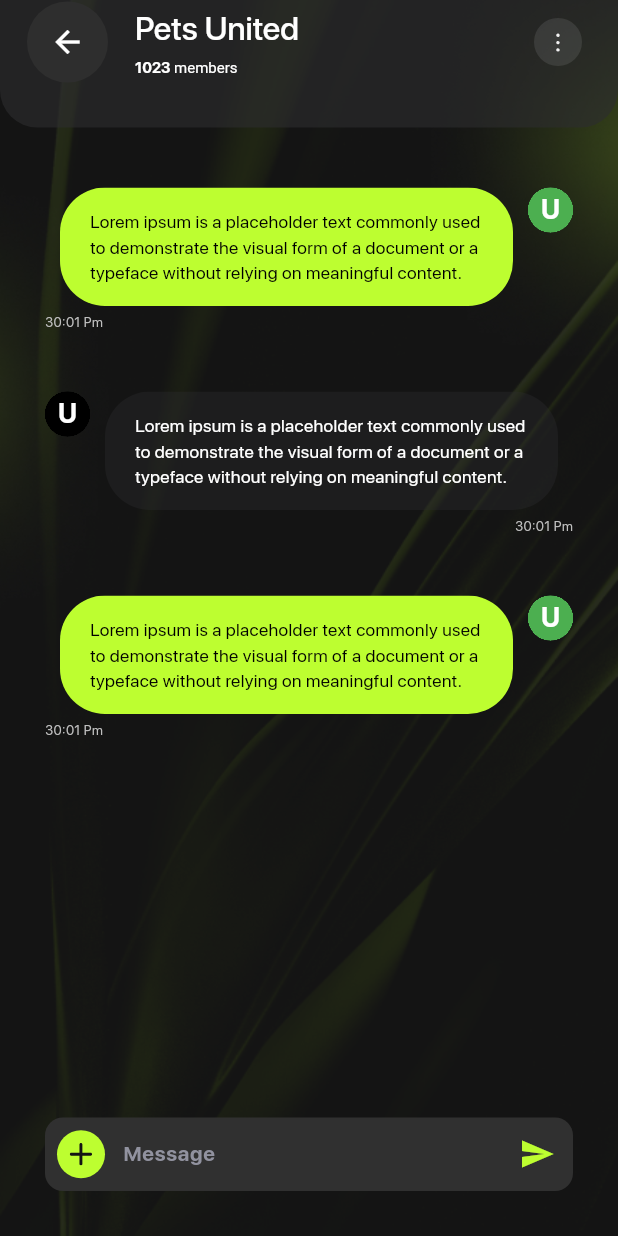
After one commit to Techdotpvtltd/balanced-workout, a Flutter app: the GroupChatScreen screen opened directly, on a phone screen of 412 x 824 dp. The commit adds this screen. Run offline on Flutter 3.47's test engine with Material 3 defaults, Android fonts, the phone set to English and light mode, and no system bars; drawn by our look-alikes of cached_network_image; our stand-ins replace flutter_svg, google_fonts, pie_chart, scrollable_positioned_list, timelines_plus; missing offline and left inert: dotted_box, flutter_floating_bottom_bar, wheel_picker; network calls fail; project files that could hold a hidden picture were left out.

Commit message:
Community Message completed

```diff
--- a/lib/screens/components/circle_button.dart
+++ b/lib/screens/components/circle_button.dart
@@ -35,6 +35,7 @@ class CircleButton extends StatelessWidget {
       style: ButtonStyle(
         backgroundColor: MaterialStatePropertyAll(
             backgroundColor ?? AppTheme.darkButtonColor),
+        visualDensity: VisualDensity.compact,
       ),
     );
   }
--- a/lib/screens/components/custom_app_bar.dart
+++ b/lib/screens/components/custom_app_bar.dart
@@ -17,6 +17,7 @@ PreferredSizeWidget customAppBar({
   double leftPadding = 0,
   double appBarSize = 60,
   List<Widget>? actions,
+  Widget? titleWidget,
 }) {
   return PreferredSize(
     preferredSize: Size.fromHeight(topPadding + appBarSize),
@@ -36,7 +37,8 @@ PreferredSizeWidget customAppBar({
               )
             : null,
         centerTitle: false,
-        title: Text(
+        title: titleWidget ??
+            Text(
               title ?? "",
               style: const TextStyle(
                 color: Colors.white,
--- a/lib/screens/main/user/community/community_screen.dart
+++ b/lib/screens/main/user/community/community_screen.dart
@@ -23,6 +23,7 @@ import '../../../components/custom_title_textfiled.dart';
 import '../components/custom_tab_bar.dart';
 import 'community_info_screen.dart';
 import 'create_community_screen.dart';
+import 'group_chat_screen.dart';
 
 class CommunityScreen extends StatefulWidget {
   const CommunityScreen({super.key});
@@ -200,6 +201,9 @@ class _GroupList extends StatelessWidget {
         return Padding(
           padding: const EdgeInsets.symmetric(vertical: 4),
           child: CustomContainer(
+            onPressed: () {
+              NavigationService.go(const GroupChatScreen());
+            },
             padding:
                 const EdgeInsets.only(left: 17, top: 16, bottom: 16, right: 20),
             color: const Color(0xFFF2F2F2).withOpacity(0.12),
--- /dev/null
+++ b/lib/screens/main/user/community/group_chat_screen.dart
@@ -0,0 +1,209 @@
+// Project: 	   balanced_workout
+// File:    	   group_chat_screen
+// Path:    	   lib/screens/main/user/community/group_chat_screen.dart
+// Author:       Ali Akbar
+// Date:        09-05-24 17:49:06 -- Thursday
+// Description:
+
+import 'package:flutter/material.dart';
+
+import '../../../../utils/constants/app_assets.dart';
+import '../../../../utils/constants/app_theme.dart';
+import '../../../../utils/constants/constants.dart';
+import '../../../components/avatar_widget.dart';
+import '../../../components/circle_button.dart';
+import '../../../components/custom_app_bar.dart';
+import '../../../components/custom_container.dart';
+import '../../../components/custom_scaffold.dart';
+import '../../../components/custom_title_textfiled.dart';
+
+class GroupChatScreen extends StatelessWidget {
+  const GroupChatScreen({super.key});
+
+  @override
+  Widget build(BuildContext context) {
+    return CustomScaffold(
+      appBar: customAppBar(
+        background: const Color(0xFF2C2C2E).withOpacity(0.62),
+
+        /// Title Widget
+        titleWidget: const Column(
+          crossAxisAlignment: CrossAxisAlignment.start,
+          children: [
+            Text(
+              "Pets United",
+              style: TextStyle(
+                color: Colors.white,
+                fontWeight: FontWeight.w500,
+              ),
+            ),
+            gapH6,
+            Text.rich(
+              TextSpan(
+                text: "1023",
+                children: [
+                  TextSpan(
+                    text: ' members',
+                    style: TextStyle(
+                      fontWeight: FontWeight.w400,
+                    ),
+                  )
+                ],
+              ),
+              style: TextStyle(
+                color: Colors.white,
+                fontSize: 10,
+                fontWeight: FontWeight.w700,
+              ),
+            ),
+          ],
+        ),
+
+        /// Menu Button
+        actions: [
+          CircleButton(
+            icon: AppAssets.menuIcon,
+            onPressed: () {},
+            backgroundColor: const Color(0xFFDEDEE0).withOpacity(0.11),
+          ),
+          gapW20,
+        ],
+      ),
+      body: Column(
+        children: [
+          /// A chapi Style
+          Container(
+            height: 25,
+            decoration: BoxDecoration(
+              color: const Color(0xFF2C2C2E).withOpacity(0.62),
+              borderRadius: const BorderRadius.only(
+                bottomLeft: Radius.circular(30),
+                bottomRight: Radius.circular(30),
+              ),
+            ),
+          ),
+
+          const Expanded(
+            child: _BubbleList(),
+          ),
+
+          /// TextField
+          Padding(
+            padding: const EdgeInsets.only(bottom: 30, left: 30, right: 30),
+            child: CustomTextField(
+              hintText: "Message",
+              maxLines: 5,
+              minLines: 1,
+              prefixWidget: SizedBox(
+                width: 20,
+                height: 20,
+                child: Center(
+                  child: CircleButton(
+                    onPressed: () {},
+                    icon: AppAssets.plusIcon,
+                    backgroundColor: AppTheme.primaryColor1,
+                  ),
+                ),
+              ),
+              suffixWidget: const Icon(
+                Icons.send,
+                color: AppTheme.primaryColor1,
+              ),
+            ),
+          ),
+        ],
+      ),
+    );
+  }
+}
+
+// ===========================Bubble List================================
+class _BubbleList extends StatelessWidget {
+  const _BubbleList();
+
+  @override
+  Widget build(BuildContext context) {
+    return ListView(
+      padding: const EdgeInsets.only(top: 20, bottom: 30, left: 30, right: 30),
+      children: const [
+        _BubbleWidget(),
+        _BubbleWidget(isSender: false),
+        _BubbleWidget(),
+      ],
+    );
+  }
+}
+
+// ===========================Bubble Widget================================
+
+class _BubbleWidget extends StatelessWidget {
+  const _BubbleWidget({this.isSender = true});
+  final bool isSender;
+  @override
+  Widget build(BuildContext context) {
+    return Padding(
+      padding: const EdgeInsets.symmetric(vertical: 20),
+      child: Column(
+        crossAxisAlignment:
+            isSender ? CrossAxisAlignment.start : CrossAxisAlignment.end,
+
+        /// Image and Messages
+        children: [
+          Row(
+            crossAxisAlignment: CrossAxisAlignment.start,
+            children: [
+              /// Avatar Widget
+              Visibility(
+                visible: !isSender,
+                child: const AvatarWidget(
+                  width: 30,
+                  height: 30,
+                  backgroundColor: Colors.black,
+                ),
+              ),
+              gapW10,
+              Expanded(
+                child: CustomContainer(
+                  padding:
+                      const EdgeInsets.symmetric(vertical: 14, horizontal: 20),
+                  color: isSender
+                      ? AppTheme.primaryColor1
+                      : const Color(0xFF2C2C2E).withOpacity(0.37),
+                  borderRadius: const BorderRadius.all(Radius.circular(30)),
+                  child: Text(
+                    "Lorem ipsum is a placeholder text commonly used to demonstrate the visual form of a document or a typeface without relying on meaningful content.",
+                    style: TextStyle(
+                      color: isSender ? Colors.black : Colors.white,
+                      fontSize: 12,
+                    ),
+                  ),
+                ),
+              ),
+              gapW10,
+
+              /// Avatar Widget
+              Visibility(
+                visible: isSender,
+                child: const AvatarWidget(
+                  width: 30,
+                  height: 30,
+                  backgroundColor: Colors.green,
+                ),
+              ),
+            ],
+          ),
+
+          /// Time
+          gapH4,
+          const Text(
+            "30:01 Pm",
+            style: TextStyle(
+              color: Color(0xFFBFBFBF),
+              fontSize: 9,
+            ),
+          ),
+        ],
+      ),
+    );
+  }
+}
--- a/lib/utils/constants/app_assets.dart
+++ b/lib/utils/constants/app_assets.dart
@@ -84,4 +84,5 @@ class AppAssets {
   static const String subscriptionIcon =
       "${AppAssets._iconPath}/subscription-ic.svg";
   static const String plusIcon = "${AppAssets._iconPath}/plus-ic.svg";
+  static const String menuIcon = "${AppAssets._iconPath}/menu-ic.svg";
 }
```
Also changed, not shown: assets/icons/menu-ic.svg (added). Lines whose indentation alone changed are shown as unchanged.
